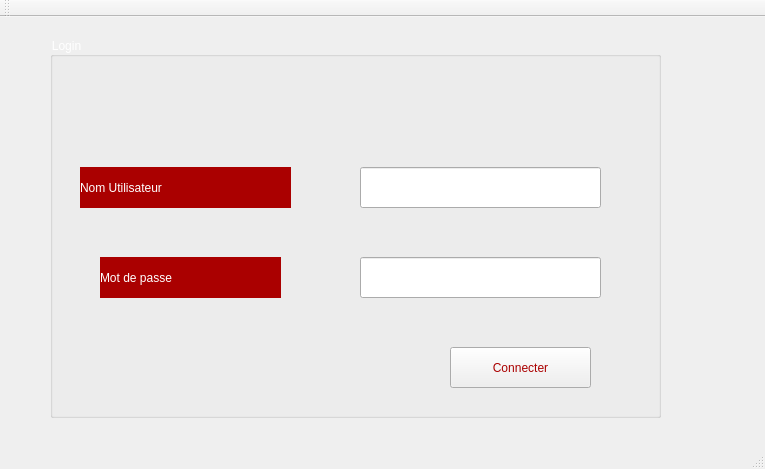
First picture: the form in mainwindow.ui, repository Nour9911/ApplicationE-spirit, before the edit.
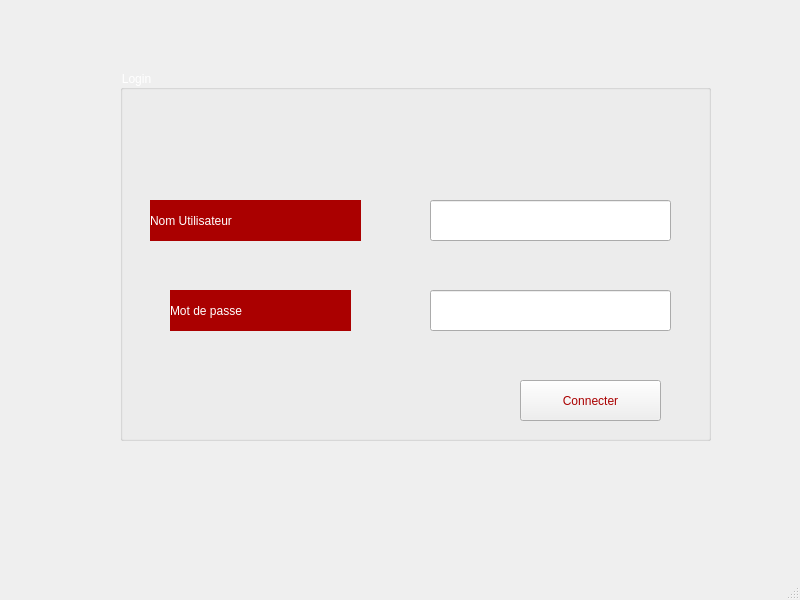
Second picture: the form after the edit.

The edit to the form file:
```diff
--- a/mainwindow.ui
+++ b/mainwindow.ui
@@ -6,8 +6,8 @@
    <rect>
     <x>0</x>
     <y>0</y>
-    <width>765</width>
-    <height>469</height>
+    <width>800</width>
+    <height>600</height>
    </rect>
   </property>
   <property name="windowTitle">
@@ -17,10 +17,10 @@
    <widget class="QGroupBox" name="groupBox_7">
     <property name="geometry">
      <rect>
-      <x>50</x>
-      <y>20</y>
-      <width>611</width>
-      <height>381</height>
+      <x>120</x>
+      <y>70</y>
+      <width>591</width>
+      <height>371</height>
      </rect>
     </property>
     <property name="styleSheet">
@@ -114,17 +114,18 @@
     </widget>
    </widget>
   </widget>
-  <widget class="QToolBar" name="mainToolBar">
-   <attribute name="toolBarArea">
-    <enum>TopToolBarArea</enum>
-   </attribute>
-   <attribute name="toolBarBreak">
-    <bool>false</bool>
-   </attribute>
+  <widget class="QMenuBar" name="menubar">
+   <property name="geometry">
+    <rect>
+     <x>0</x>
+     <y>0</y>
+     <width>800</width>
+     <height>26</height>
+    </rect>
+   </property>
   </widget>
   <widget class="QStatusBar" name="statusBar"/>
  </widget>
- <layoutdefault spacing="6" margin="11"/>
  <resources/>
  <connections/>
 </ui>
```
Left out of the diff: 4 changed lines with no effect on the pictures.
